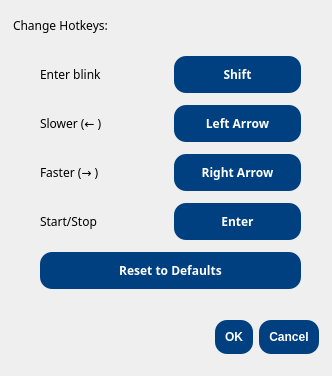
Qt form OpenBlink/GuiProjectBackup/OpenBlink2/hotkeysdialogue.ui (KapitalRoser/OpenBlink) before a commit.
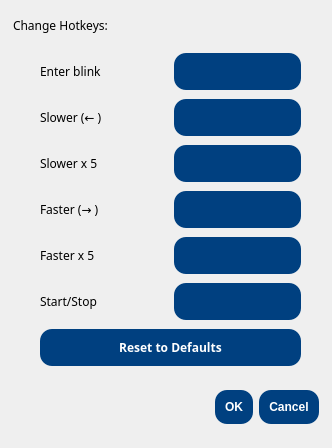
The same form after that commit.

The edit to the form file:
```diff
--- a/OpenBlink/GuiProjectBackup/OpenBlink2/hotkeysdialogue.ui
+++ b/OpenBlink/GuiProjectBackup/OpenBlink2/hotkeysdialogue.ui
@@ -7,7 +7,7 @@
     <x>0</x>
     <y>0</y>
     <width>332</width>
-    <height>376</height>
+    <height>448</height>
    </rect>
   </property>
   <property name="font">
@@ -41,7 +41,7 @@
    <property name="geometry">
     <rect>
      <x>150</x>
-     <y>320</y>
+     <y>390</y>
      <width>169</width>
      <height>35</height>
     </rect>
@@ -79,17 +79,155 @@
      <x>40</x>
      <y>50</y>
      <width>261</width>
-     <height>248</height>
+     <height>325</height>
     </rect>
    </property>
    <layout class="QGridLayout" name="inputGrid">
-    <item row="3" column="0">
+    <item row="4" column="1">
+     <widget class="QPushButton" name="fasterx5KeyButton">
+      <property name="styleSheet">
+       <string notr="true">QPushButton{background-color: #004080;
+font: 9pt &quot;Century Gothic&quot;;
+color: white;
+font-weight: bold;
+border-radius:12px;
+padding:10px;
+}
+QPushButton:hover{
+background-color: #265d93;
+}
+QPushButton:pressed{
+background-color: #004080;
+}
+QPushButton:disabled{
+background-color:#e0e0e0;
+font-weight:normal;
+color:grey;
+}</string>
+      </property>
+      <property name="text">
+       <string/>
+      </property>
+      <property name="checkable">
+       <bool>true</bool>
+      </property>
+     </widget>
+    </item>
+    <item row="1" column="0">
+     <widget class="QLabel" name="label_11">
+      <property name="text">
+       <string>Slower (← )</string>
+      </property>
+     </widget>
+    </item>
+    <item row="4" column="0">
+     <widget class="QLabel" name="label_14">
+      <property name="text">
+       <string>Faster x 5</string>
+      </property>
+     </widget>
+    </item>
+    <item row="2" column="1">
+     <widget class="QPushButton" name="slowerx5KeyButton">
+      <property name="styleSheet">
+       <string notr="true">QPushButton{background-color: #004080;
+font: 9pt &quot;Century Gothic&quot;;
+color: white;
+font-weight: bold;
+border-radius:12px;
+padding:10px;
+}
+QPushButton:hover{
+background-color: #265d93;
+}
+QPushButton:pressed{
+background-color: #004080;
+}
+QPushButton:disabled{
+background-color:#e0e0e0;
+font-weight:normal;
+color:grey;
+}</string>
+      </property>
+      <property name="text">
+       <string/>
+      </property>
+      <property name="checkable">
+       <bool>true</bool>
+      </property>
+     </widget>
+    </item>
+    <item row="0" column="0">
+     <widget class="QLabel" name="label_10">
+      <property name="text">
+       <string>Enter blink</string>
+      </property>
+     </widget>
+    </item>
+    <item row="3" column="1">
+     <widget class="QPushButton" name="fasterKeyButton">
+      <property name="styleSheet">
+       <string notr="true">QPushButton{background-color: #004080;
+font: 9pt &quot;Century Gothic&quot;;
+color: white;
+font-weight: bold;
+border-radius:12px;
+padding:10px;
+}
+QPushButton:hover{
+background-color: #265d93;
+}
+QPushButton:pressed{
+background-color: #004080;
+}
+QPushButton:disabled{
+background-color:#e0e0e0;
+font-weight:normal;
+color:grey;
+}</string>
+      </property>
+      <property name="text">
+       <string/>
+      </property>
+      <property name="checkable">
+       <bool>true</bool>
+      </property>
+     </widget>
+    </item>
+    <item row="5" column="0">
      <widget class="QLabel" name="label_13">
       <property name="text">
        <string>Start/Stop</string>
       </property>
      </widget>
     </item>
+    <item row="6" column="0" colspan="2">
+     <widget class="QPushButton" name="defaultResetButton">
+      <property name="styleSheet">
+       <string notr="true">QPushButton{background-color: #004080;
+font: 9pt &quot;Century Gothic&quot;;
+color: white;
+font-weight: bold;
+border-radius:12px;
+padding:10px;
+}
+QPushButton:hover{
+background-color: #265d93;
+}
+QPushButton:pressed{
+background-color: #004080;
+}
+QPushButton:disabled{
+background-color:#e0e0e0;
+font-weight:normal;
+color:grey;
+}</string>
+      </property>
+      <property name="text">
+       <string>Reset to Defaults</string>
+      </property>
+     </widget>
+    </item>
     <item row="1" column="1">
      <widget class="QPushButton" name="slowerKeyButton">
       <property name="styleSheet">
@@ -113,21 +251,14 @@
 }</string>
       </property>
       <property name="text">
-       <string>Left Arrow</string>
+       <string/>
       </property>
       <property name="checkable">
        <bool>true</bool>
       </property>
      </widget>
     </item>
-    <item row="0" column="0">
-     <widget class="QLabel" name="label_10">
-      <property name="text">
-       <string>Enter blink</string>
-      </property>
-     </widget>
-    </item>
-    <item row="2" column="0">
+    <item row="3" column="0">
      <widget class="QLabel" name="label_12">
       <property name="text">
        <string>Faster (→ )</string>
@@ -157,14 +288,14 @@
 }</string>
       </property>
       <property name="text">
-       <string>Shift</string>
+       <string/>
       </property>
       <property name="checkable">
        <bool>true</bool>
       </property>
      </widget>
     </item>
-    <item row="3" column="1">
+    <item row="5" column="1">
      <widget class="QPushButton" name="startStopKeyButton">
       <property name="styleSheet">
        <string notr="true">QPushButton{background-color: #004080;
@@ -187,74 +318,17 @@
 }</string>
       </property>
       <property name="text">
-       <string>Enter</string>
+       <string/>
       </property>
       <property name="checkable">
        <bool>true</bool>
       </property>
      </widget>
     </item>
-    <item row="4" column="0" colspan="2">
-     <widget class="QPushButton" name="defaultResetButton">
-      <property name="styleSheet">
-       <string notr="true">QPushButton{background-color: #004080;
-font: 9pt &quot;Century Gothic&quot;;
-color: white;
-font-weight: bold;
-border-radius:12px;
-padding:10px;
-}
-QPushButton:hover{
-background-color: #265d93;
-}
-QPushButton:pressed{
-background-color: #004080;
-}
-QPushButton:disabled{
-background-color:#e0e0e0;
-font-weight:normal;
-color:grey;
-}</string>
-      </property>
+    <item row="2" column="0">
+     <widget class="QLabel" name="label_15">
       <property name="text">
-       <string>Reset to Defaults</string>
-      </property>
-     </widget>
-    </item>
-    <item row="2" column="1">
-     <widget class="QPushButton" name="fasterKeyButton">
-      <property name="styleSheet">
-       <string notr="true">QPushButton{background-color: #004080;
-font: 9pt &quot;Century Gothic&quot;;
-color: white;
-font-weight: bold;
-border-radius:12px;
-padding:10px;
-}
-QPushButton:hover{
-background-color: #265d93;
-}
-QPushButton:pressed{
-background-color: #004080;
-}
-QPushButton:disabled{
-background-color:#e0e0e0;
-font-weight:normal;
-color:grey;
-}</string>
-      </property>
-      <property name="text">
-       <string>Right Arrow</string>
-      </property>
-      <property name="checkable">
-       <bool>true</bool>
-      </property>
-     </widget>
-    </item>
-    <item row="1" column="0">
-     <widget class="QLabel" name="label_11">
-      <property name="text">
-       <string>Slower (← )</string>
+       <string>Slower x 5</string>
       </property>
      </widget>
     </item>
```
